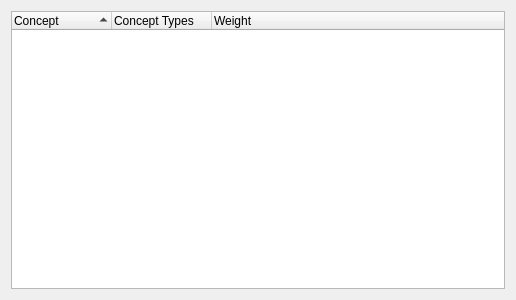
Qt form galilei/frontend/kde/qgweightinfos.ui (pfrancq/galilei) before a commit.
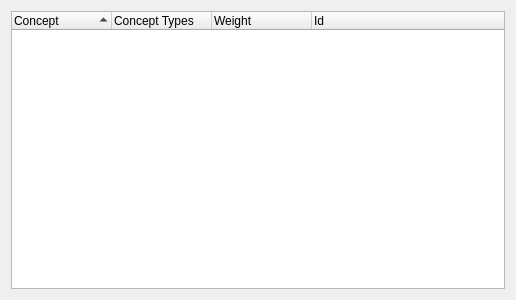
The same form after that commit.

The edit to the form file:
```diff
--- a/galilei/frontend/kde/qgweightinfos.ui
+++ b/galilei/frontend/kde/qgweightinfos.ui
@@ -48,6 +48,11 @@
        <string>Weight</string>
       </property>
      </column>
+     <column>
+      <property name="text" >
+       <string>Id</string>
+      </property>
+     </column>
     </widget>
    </item>
   </layout>
```
